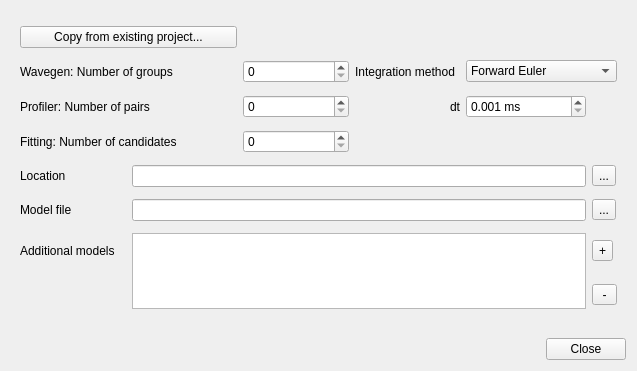
CompEphys-team/rtdo, file src/gui/projectsettingsdialog.ui: the form before one commit.
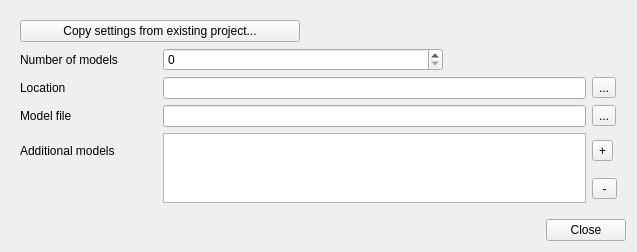
The form after the commit.

Commit message: Removed obsolete Project settings

What changed in the file:
```diff
--- a/src/gui/projectsettingsdialog.ui
+++ b/src/gui/projectsettingsdialog.ui
@@ -7,7 +7,7 @@
     <x>0</x>
     <y>0</y>
     <width>637</width>
-    <height>371</height>
+    <height>252</height>
    </rect>
   </property>
   <property name="windowTitle">
@@ -24,170 +24,28 @@
    <item row="0" column="0">
     <widget class="QWidget" name="widget" native="true">
      <layout class="QGridLayout" name="gridLayout">
-      <item row="1" column="3">
-       <widget class="QLabel" name="label_4">
-        <property name="text">
-         <string>Integration method</string>
-        </property>
-       </widget>
-      </item>
-      <item row="5" column="5">
+      <item row="3" column="4">
        <widget class="QToolButton" name="browseModel">
         <property name="text">
          <string>...</string>
         </property>
        </widget>
       </item>
-      <item row="2" column="2">
-       <widget class="QSpinBox" name="profNumPairs">
-        <property name="maximum">
-         <number>10000000</number>
-        </property>
-        <property name="singleStep">
-         <number>100</number>
-        </property>
-       </widget>
-      </item>
-      <item row="1" column="2">
-       <widget class="QSpinBox" name="wgNumGroups">
-        <property name="maximum">
-         <number>10000000</number>
-        </property>
-        <property name="singleStep">
-         <number>100</number>
-        </property>
-       </widget>
-      </item>
-      <item row="3" column="0" colspan="2">
-       <widget class="QLabel" name="label_3">
-        <property name="text">
-         <string>Fitting: Number of candidates</string>
-        </property>
-       </widget>
-      </item>
-      <item row="1" column="4" colspan="2">
-       <widget class="QComboBox" name="integrationMethod">
-        <item>
-         <property name="text">
-          <string>Forward Euler</string>
-         </property>
-        </item>
-        <item>
-         <property name="text">
-          <string>Runge-Kutta 4th order</string>
-         </property>
-        </item>
-       </widget>
-      </item>
-      <item row="5" column="1" colspan="4">
-       <widget class="QLineEdit" name="modelFile"/>
-      </item>
-      <item row="4" column="5">
-       <widget class="QToolButton" name="browseLocation">
-        <property name="text">
-         <string>...</string>
-        </property>
-       </widget>
-      </item>
-      <item row="5" column="0">
-       <widget class="QLabel" name="label_6">
-        <property name="text">
-         <string>Model file</string>
-        </property>
-       </widget>
-      </item>
-      <item row="2" column="0" colspan="2">
-       <widget class="QLabel" name="label_2">
-        <property name="text">
-         <string>Profiler: Number of pairs</string>
-        </property>
-       </widget>
-      </item>
-      <item row="3" column="2">
-       <widget class="QSpinBox" name="expNumCandidates">
-        <property name="maximum">
-         <number>10000000</number>
-        </property>
-        <property name="singleStep">
-         <number>100</number>
-        </property>
-       </widget>
-      </item>
-      <item row="1" column="0" colspan="2">
-       <widget class="QLabel" name="label">
-        <property name="text">
-         <string>Wavegen: Number of groups</string>
-        </property>
-       </widget>
-      </item>
-      <item row="2" column="4">
-       <widget class="QDoubleSpinBox" name="dt">
-        <property name="suffix">
-         <string> ms</string>
-        </property>
-        <property name="decimals">
-         <number>3</number>
-        </property>
-        <property name="minimum">
-         <double>0.001000000000000</double>
-        </property>
-        <property name="maximum">
-         <double>10.000000000000000</double>
-        </property>
-        <property name="singleStep">
-         <double>0.100000000000000</double>
-        </property>
-       </widget>
-      </item>
-      <item row="6" column="0">
-       <widget class="QLabel" name="label_8">
-        <property name="text">
-         <string>Additional models</string>
-        </property>
-       </widget>
-      </item>
-      <item row="4" column="0">
-       <widget class="QLabel" name="label_7">
-        <property name="text">
-         <string>Location</string>
-        </property>
-       </widget>
-      </item>
       <item row="0" column="0" colspan="2">
        <widget class="QPushButton" name="copy">
         <property name="text">
-         <string>Copy from existing project...</string>
+         <string>Copy settings from existing project...</string>
         </property>
        </widget>
       </item>
-      <item row="6" column="5">
+      <item row="4" column="4">
        <widget class="QToolButton" name="extraAdd">
         <property name="text">
          <string>+</string>
         </property>
        </widget>
       </item>
-      <item row="2" column="3">
-       <widget class="QLabel" name="label_5">
-        <property name="text">
-         <string>dt</string>
-        </property>
-        <property name="alignment">
-         <set>Qt::AlignRight|Qt::AlignTrailing|Qt::AlignVCenter</set>
-        </property>
-       </widget>
-      </item>
-      <item row="4" column="1" colspan="4">
-       <widget class="QLineEdit" name="projectLocation"/>
-      </item>
-      <item row="7" column="5">
-       <widget class="QToolButton" name="extraRemove">
-        <property name="text">
-         <string> - </string>
-        </property>
-       </widget>
-      </item>
-      <item row="6" column="1" rowspan="2" colspan="4">
+      <item row="4" column="1" rowspan="2" colspan="3">
        <widget class="QTableWidget" name="extraModels">
         <property name="columnCount">
          <number>1</number>
@@ -204,6 +62,64 @@
         <column/>
        </widget>
       </item>
+      <item row="2" column="1" colspan="3">
+       <widget class="QLineEdit" name="projectLocation"/>
+      </item>
+      <item row="2" column="0">
+       <widget class="QLabel" name="label_7">
+        <property name="text">
+         <string>Location</string>
+        </property>
+       </widget>
+      </item>
+      <item row="3" column="0">
+       <widget class="QLabel" name="label_6">
+        <property name="text">
+         <string>Model file</string>
+        </property>
+       </widget>
+      </item>
+      <item row="4" column="0">
+       <widget class="QLabel" name="label_8">
+        <property name="text">
+         <string>Additional models</string>
+        </property>
+       </widget>
+      </item>
+      <item row="5" column="4">
+       <widget class="QToolButton" name="extraRemove">
+        <property name="text">
+         <string> - </string>
+        </property>
+       </widget>
+      </item>
+      <item row="3" column="1" colspan="3">
+       <widget class="QLineEdit" name="modelFile"/>
+      </item>
+      <item row="2" column="4">
+       <widget class="QToolButton" name="browseLocation">
+        <property name="text">
+         <string>...</string>
+        </property>
+       </widget>
+      </item>
+      <item row="1" column="0">
+       <widget class="QLabel" name="label_3">
+        <property name="text">
+         <string>Number of models</string>
+        </property>
+       </widget>
+      </item>
+      <item row="1" column="1" colspan="2">
+       <widget class="QSpinBox" name="expNumCandidates">
+        <property name="maximum">
+         <number>10000000</number>
+        </property>
+        <property name="singleStep">
+         <number>100</number>
+        </property>
+       </widget>
+      </item>
      </layout>
     </widget>
    </item>
```
Left out of the diff: 15 changed lines with no effect on the pictures. The commit also changes 4 other files.
